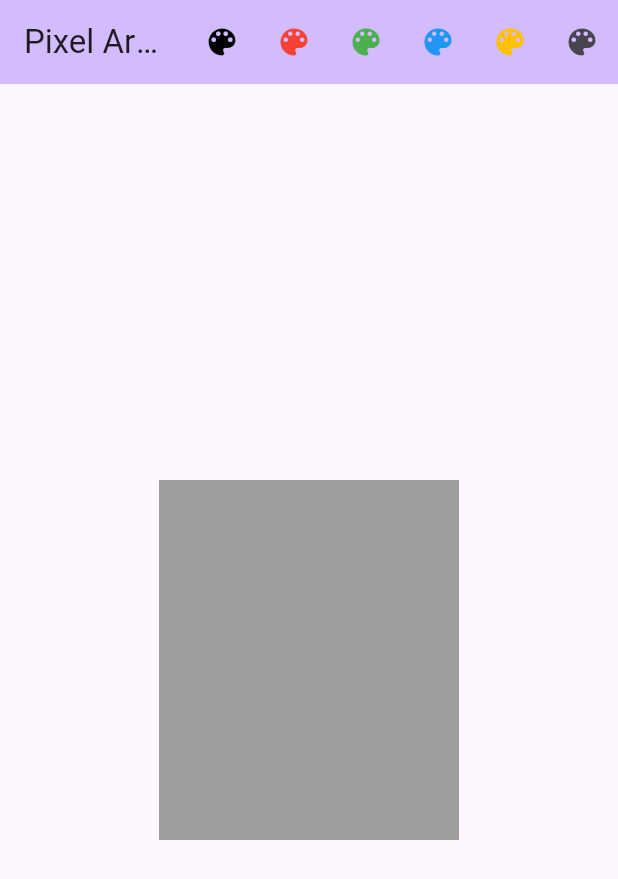
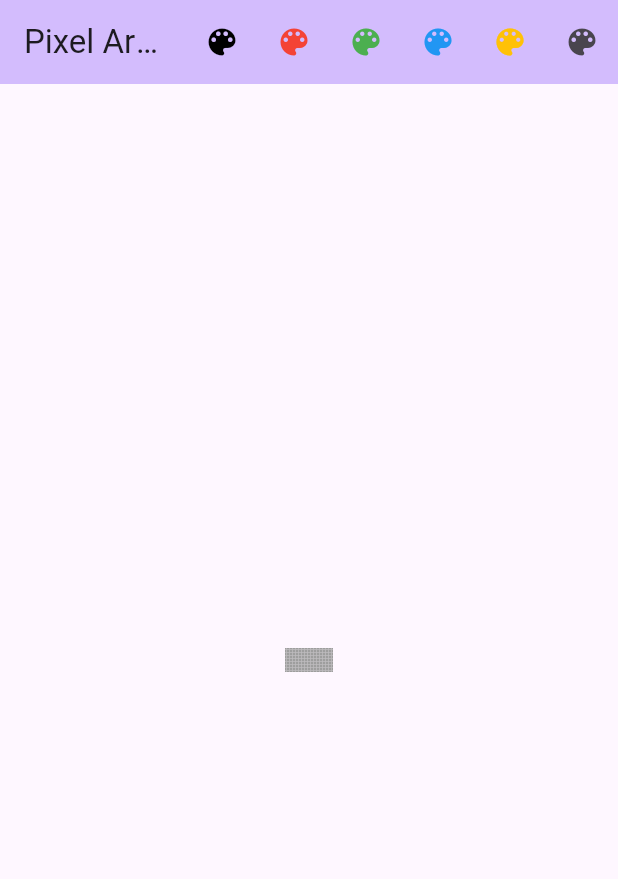
Before and after one commit to michasng/pixelart, a Flutter app: the screen it shows after launch, on a phone screen of 412 x 824 dp. Shown: the top 879 px of the screen. Run offline on Flutter 3.47's test engine with Material 2 defaults, Android fonts, the phone set to English and light mode, and no system bars.

Commit message:
Add panning and scaling

```diff
--- a/lib/components/pixel_art_canvas.dart
+++ b/lib/components/pixel_art_canvas.dart
@@ -1,12 +1,14 @@
 import 'package:flutter/material.dart';
 
 class PixelArtCanvas extends StatefulWidget {
+  final BoxConstraints constraints;
   final int width, height;
   final Color? initialFillColor;
   final Color? Function() getColor;
 
   const PixelArtCanvas({
     super.key,
+    required this.constraints,
     required this.width,
     required this.height,
     required this.initialFillColor,
@@ -18,8 +20,8 @@ class PixelArtCanvas extends StatefulWidget {
 }
 
 class _PixelArtCanvasState extends State<PixelArtCanvas> {
+  late final TransformationController transformationController;
   late PixelArtPainter _pixelPainter;
-  late double _scale;
 
   @override
   void initState() {
@@ -27,7 +29,11 @@ class _PixelArtCanvasState extends State<PixelArtCanvas> {
 
     final pixels = _generatePixels(widget.initialFillColor);
     _pixelPainter = PixelArtPainter(pixels: pixels);
-    _scale = 20;
+
+    final initialTransform = Matrix4.identity()
+      ..translate((widget.constraints.maxWidth - widget.width) / 2,
+          (widget.constraints.maxHeight - widget.height) / 2);
+    transformationController = TransformationController(initialTransform);
   }
 
   List<List<Color?>> _generatePixels(Color? color) {
@@ -38,13 +44,19 @@ class _PixelArtCanvasState extends State<PixelArtCanvas> {
   }
 
   (int x, int y) localToPixel(Offset localPosition) {
-    var pixelPosition = localPosition / _scale;
+    var pixelPosition = localPosition;
     return (pixelPosition.dx.toInt(), pixelPosition.dy.toInt());
   }
 
   @override
   Widget build(BuildContext context) {
-    return GestureDetector(
+    return InteractiveViewer(
+      transformationController: transformationController,
+      constrained: false,
+      boundaryMargin: const EdgeInsets.all(double.infinity),
+      maxScale: 50,
+      minScale: 0.1,
+      child: GestureDetector(
         onTapDown: (details) {
           var (x, y) = localToPixel(details.localPosition);
           setState(() {
@@ -55,14 +67,11 @@ class _PixelArtCanvasState extends State<PixelArtCanvas> {
             });
           });
         },
-      child: Transform.scale(
-        alignment: Alignment.topLeft,
-        scale: _scale,
         child: CustomPaint(
           willChange: true,
           isComplex: true,
           painter: _pixelPainter,
-          size: Size(widget.width * _scale, widget.height * _scale),
+          size: Size(widget.width.toDouble(), widget.height.toDouble()),
         ),
       ),
     );
@@ -70,8 +79,6 @@ class _PixelArtCanvasState extends State<PixelArtCanvas> {
 }
 
 class PixelArtPainter extends CustomPainter {
-  static const pixelSize = 1.0;
-
   List<List<Color?>> pixels;
 
   PixelArtPainter({required this.pixels});
@@ -85,7 +92,7 @@ class PixelArtPainter extends CustomPainter {
         if (pixels[y][x] == null) continue;
         paint.color = pixels[y][x]!;
         canvas.drawRect(
-          Rect.fromLTWH(x * pixelSize, y * pixelSize, pixelSize, pixelSize),
+          Rect.fromLTWH(x.toDouble(), y.toDouble(), 1.0, 1.0),
           paint,
         );
       }
--- a/lib/components/pixel_art_page.dart
+++ b/lib/components/pixel_art_page.dart
@@ -39,10 +39,11 @@ class _PixelArtPageState extends State<PixelArtPage> {
             ),
         ],
       ),
-      body: Center(
-        child: PixelArtCanvas(
-          width: 10,
-          height: 12,
+      body: LayoutBuilder(
+        builder: (context, constraints) => PixelArtCanvas(
+          constraints: constraints,
+          width: 32,
+          height: 16,
           getColor: () => _selectedColor,
           initialFillColor: Colors.grey,
         ),
```
Lines whose indentation alone changed are shown as unchanged.
